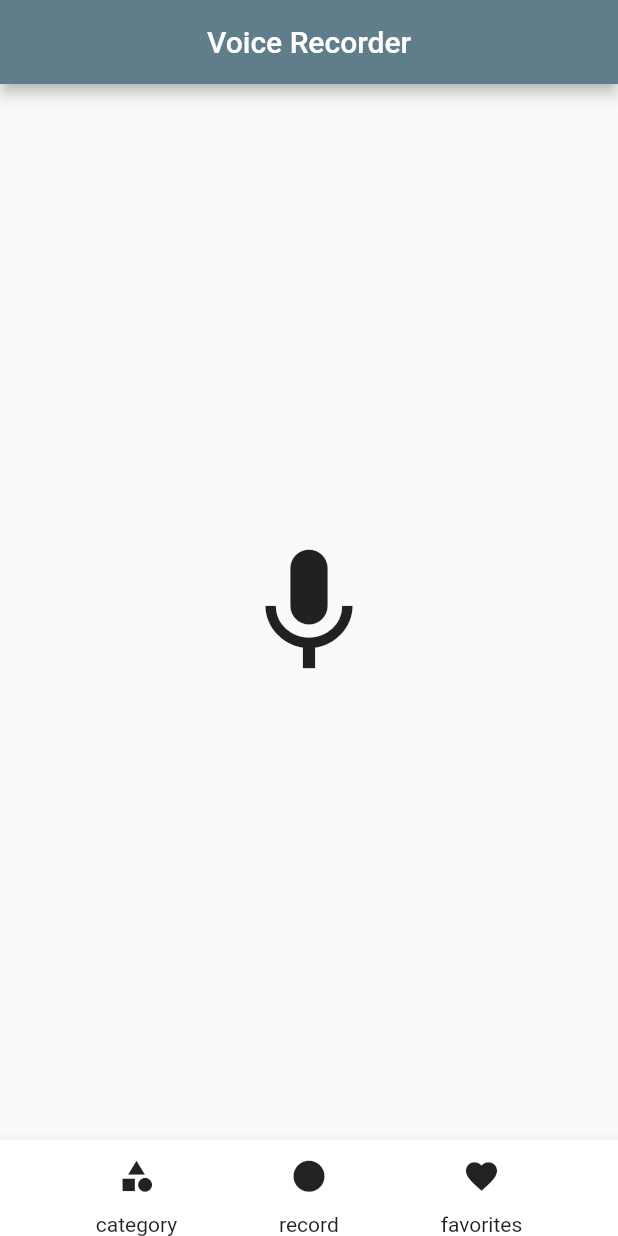
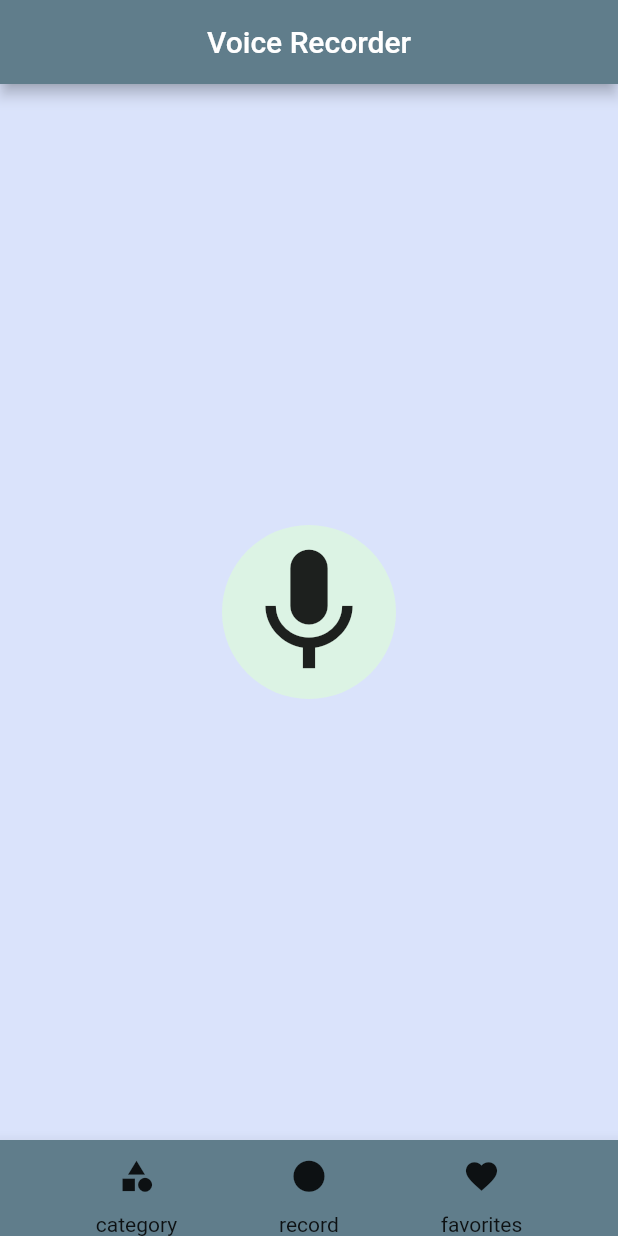
Before and after one commit to Alvarado96/voice_recorder, a Flutter app: the screen it shows after launch, on a phone screen of 412 x 824 dp. Run offline on Flutter 3.47's test engine with Material 2 defaults, Android fonts, the phone set to English and light mode, and no system bars; our stand-ins replace go_router, google_fonts; missing offline and left inert: flutter_sound.

Commit message:
Added more themes

```diff
--- a/lib/home_screen.dart
+++ b/lib/home_screen.dart
@@ -1,8 +1,14 @@
 import 'package:flutter/material.dart';
-
-class HomeScreen extends StatelessWidget {
+import 'package:flutter_sound/flutter_sound.dart';
+class HomeScreen extends StatefulWidget {
   const HomeScreen({super.key});
 
+  @override
+  State<HomeScreen> createState() => _HomeScreenState();
+}
+
+class _HomeScreenState extends State<HomeScreen> {
+  final recorder = FlutterSoundRecorder();
   @override
   Widget build(context) {
     return Scaffold(
@@ -13,12 +19,16 @@ class HomeScreen extends StatelessWidget {
             child: Column(
               mainAxisAlignment: MainAxisAlignment.center,
               children: [
-                IconButton(
-                  icon: const Icon(Icons.mic),
-                  onPressed: () {
+                Ink(
+                  decoration: const ShapeDecoration(shape: CircleBorder(),
+                  color:  Color.fromARGB(203, 221, 247, 222)),
+                  child: IconButton(
+                    icon: Icon(recorder.isRecording ? Icons.stop : Icons.mic),
+                    onPressed: () {
 
-                  },
-                  iconSize: 100,
+                    },
+                    iconSize: 100,
+                  ),
                 )
               ],
             ),
--- a/lib/voice_app.dart
+++ b/lib/voice_app.dart
@@ -16,10 +16,11 @@ class _VoiceAppState extends State<VoiceApp> {
   Widget build(BuildContext context) {
     return MaterialApp.router(
       theme: ThemeData(
+        bottomAppBarTheme: const BottomAppBarTheme(color: Color.fromRGBO(96, 125, 139, 1)),
+        canvasColor: const Color.fromARGB(218, 218, 227, 251),
         textTheme: GoogleFonts.robotoTextTheme(),
         colorScheme: ColorScheme.fromSwatch(
-          primarySwatch: Colors.blueGrey
-
+          primarySwatch: Colors.blueGrey,
         )
       ),
       title: "Voice Recorder",
--- a/pubspec.yaml
+++ b/pubspec.yaml
@@ -36,9 +36,8 @@ dependencies:
   # Use with the CupertinoIcons class for iOS style icons.
   cupertino_icons: ^1.0.2
   go_router: ^10.1.2
-  microphone: ^0.1.0
-  just_audio: ^0.9.34
   google_fonts: ^4.0.4
+  flutter_sound: ^9.2.13
 
 dev_dependencies:
   flutter_test:
```
Also changed, not shown: pubspec.lock, 1 other file.
